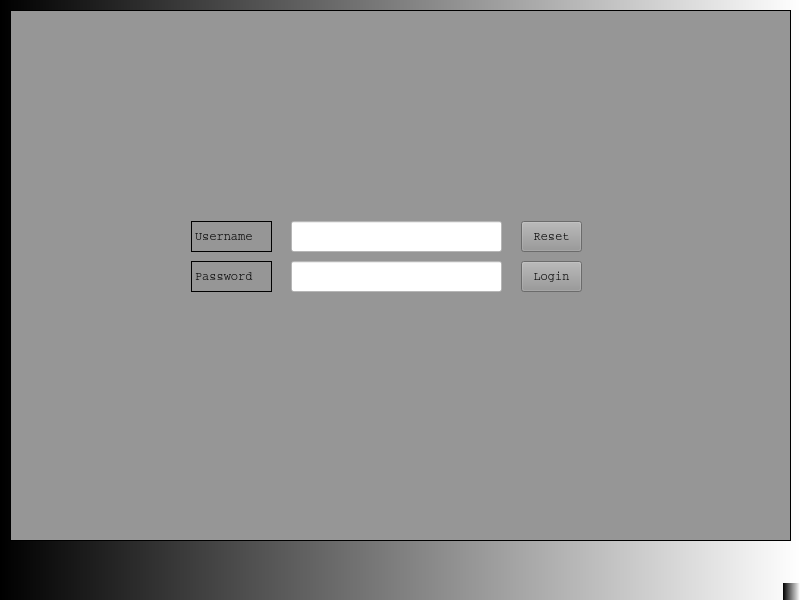
Old version of the form CS1D_Project_2/mainwindow.ui in the repository hicholasnu/Take-Me-Out-To-The-Ballgame.
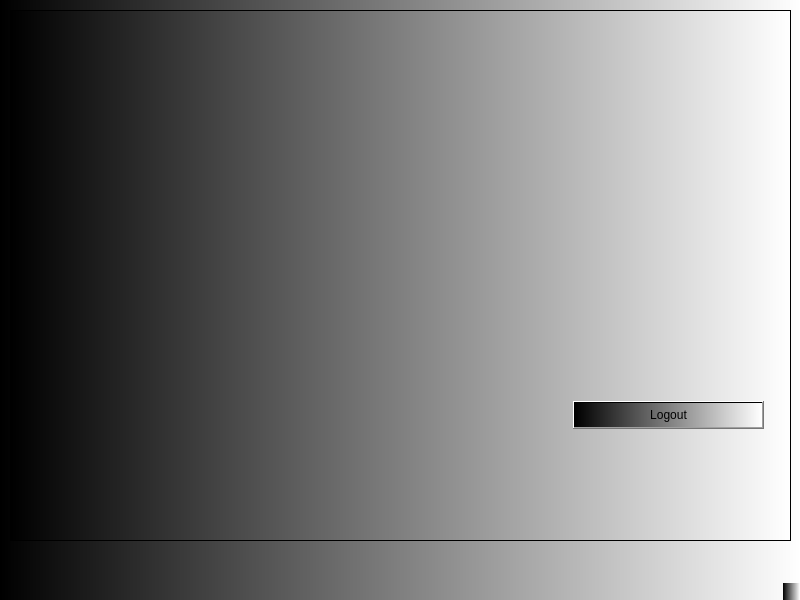
New version of the form.

```diff
--- a/CS1D_Project_2/mainwindow.ui
+++ b/CS1D_Project_2/mainwindow.ui
@@ -33,7 +33,7 @@
      <enum>QFrame::Box</enum>
     </property>
     <property name="currentIndex">
-     <number>0</number>
+     <number>1</number>
     </property>
     <widget class="QWidget" name="LoginScreen">
      <property name="styleSheet">
@@ -175,6 +175,21 @@
       </property>
      </widget>
     </widget>
+    <widget class="QWidget" name="AdminScreen">
+     <widget class="QPushButton" name="pushButtonLogout">
+      <property name="geometry">
+       <rect>
+        <x>562</x>
+        <y>390</y>
+        <width>191</width>
+        <height>28</height>
+       </rect>
+      </property>
+      <property name="text">
+       <string>Logout</string>
+      </property>
+     </widget>
+    </widget>
     <widget class="QWidget" name="StudentScreen">
      <property name="styleSheet">
       <string notr="true">background-color: rgb(255, 255, 255);</string>
```
